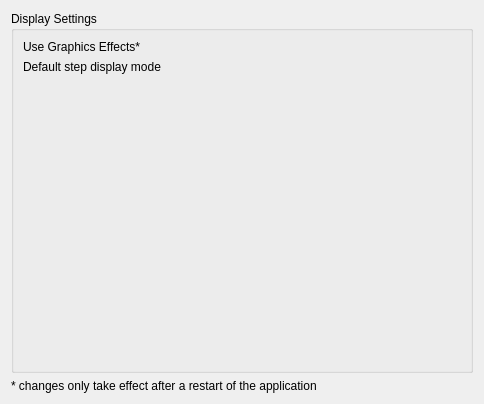
Old version of the form cedar/processing/gui/UiSettings.ui in the repository cedar/cedar.
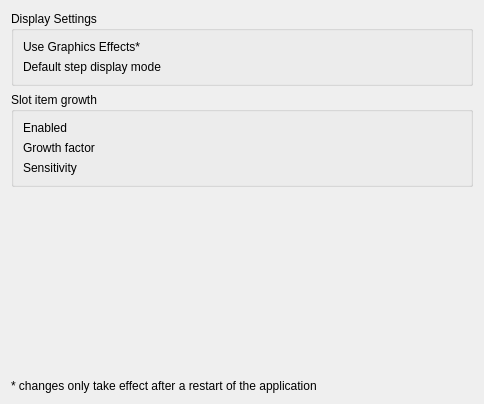
New version of the form. Custom widgets are drawn as their Qt base class.

Commit message: Dynamic scaling of slots can now be configured and disabled in the settings menu,

```diff
--- a/cedar/processing/gui/UiSettings.ui
+++ b/cedar/processing/gui/UiSettings.ui
@@ -13,7 +13,7 @@
   <property name="windowTitle">
    <string>UI Settings</string>
   </property>
-  <layout class="QGridLayout" name="gridLayout" rowstretch="1,0">
+  <layout class="QGridLayout" name="gridLayout" rowstretch="0,0,1">
    <item row="0" column="0">
     <widget class="QGroupBox" name="groupBox">
      <property name="title">
@@ -46,11 +46,53 @@
      </layout>
     </widget>
    </item>
-   <item row="1" column="0">
+   <item row="2" column="0">
     <widget class="QLabel" name="label_2">
      <property name="text">
       <string>* changes only take effect after a restart of the application</string>
      </property>
+     <property name="alignment">
+      <set>Qt::AlignBottom|Qt::AlignLeading|Qt::AlignLeft</set>
+     </property>
+    </widget>
+   </item>
+   <item row="1" column="0">
+    <widget class="QGroupBox" name="groupBox_2">
+     <property name="title">
+      <string>Slot item growth</string>
+     </property>
+     <layout class="QFormLayout" name="formLayout_2">
+      <item row="1" column="0">
+       <widget class="QLabel" name="label_4">
+        <property name="text">
+         <string>Growth factor</string>
+        </property>
+       </widget>
+      </item>
+      <item row="1" column="1">
+       <widget class="cedar::aux::gui::DoubleParameter" name="mpGrowthFactor" native="true"/>
+      </item>
+      <item row="2" column="0">
+       <widget class="QLabel" name="label_5">
+        <property name="text">
+         <string>Sensitivity</string>
+        </property>
+       </widget>
+      </item>
+      <item row="2" column="1">
+       <widget class="cedar::aux::gui::DoubleParameter" name="mpSensitivity" native="true"/>
+      </item>
+      <item row="0" column="0">
+       <widget class="QLabel" name="label_6">
+        <property name="text">
+         <string>Enabled</string>
+        </property>
+       </widget>
+      </item>
+      <item row="0" column="1">
+       <widget class="cedar::aux::gui::BoolParameter" name="mpSlotGrowthEnabled" native="true"/>
+      </item>
+     </layout>
     </widget>
    </item>
   </layout>
@@ -68,6 +110,12 @@
    <header>cedar/auxiliaries/gui/BoolParameter.h</header>
    <container>1</container>
   </customwidget>
+  <customwidget>
+   <class>cedar::aux::gui::DoubleParameter</class>
+   <extends>QWidget</extends>
+   <header>cedar/auxiliaries/gui/DoubleParameter.h</header>
+   <container>1</container>
+  </customwidget>
  </customwidgets>
  <resources/>
  <connections/>
```
The commit also changes 4 other files.
